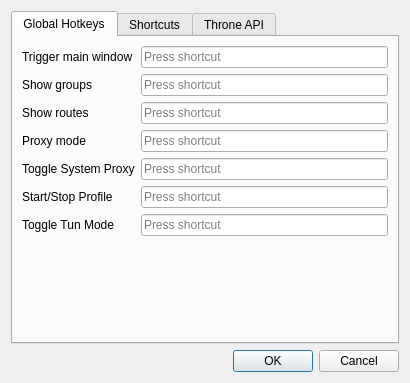
The window that upstream/include/ui/setting/dialog_integration.ui (hopol/throne-mirror) describes before a commit, drawn with Qt 5.
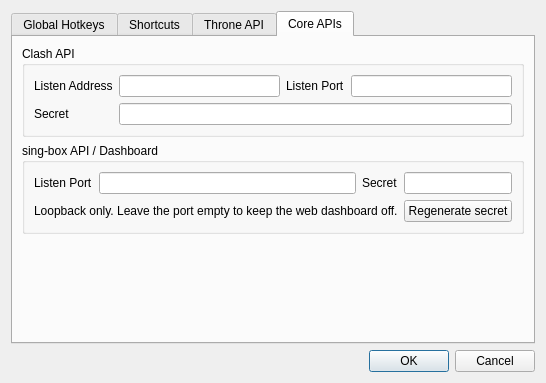
The same window after the commit. The open tabs and pages were chosen to show the change. Custom widgets are drawn as their Qt base class.

```diff
--- a/upstream/include/ui/setting/dialog_integration.ui
+++ b/upstream/include/ui/setting/dialog_integration.ui
@@ -40,7 +40,7 @@
        <item row="1" column="0">
         <widget class="QLabel" name="label_3">
          <property name="text">
-          <string>Show groups</string>
+          <string>Manage groups</string>
          </property>
          <property name="buddy">
           <cstring>show_groups</cstring>
@@ -53,7 +53,7 @@
        <item row="2" column="0">
         <widget class="QLabel" name="label_4">
          <property name="text">
-          <string>Show routes</string>
+          <string>Open Routing Settings</string>
          </property>
          <property name="buddy">
           <cstring>show_routes</cstring>
@@ -79,7 +79,7 @@
        <item row="4" column="0">
         <widget class="QLabel" name="toggle_proxy_l">
          <property name="text">
-          <string>Toggle System Proxy</string>
+          <string>Toggle system proxy</string>
          </property>
          <property name="buddy">
           <cstring>toggle_proxy</cstring>
@@ -105,7 +105,7 @@
        <item row="6" column="0">
         <widget class="QLabel" name="toggle_tun_l">
          <property name="text">
-          <string>Toggle Tun Mode</string>
+          <string>Toggle Tun mode</string>
          </property>
          <property name="buddy">
           <cstring>toggle_tun</cstring>
@@ -363,6 +363,108 @@
        </item>
       </layout>
      </widget>
+     <widget class="QWidget" name="tab_core_apis">
+      <attribute name="title">
+       <string>Core APIs</string>
+      </attribute>
+      <layout class="QVBoxLayout" name="coreApisLayout">
+       <item>
+        <widget class="QGroupBox" name="clash_api_box">
+         <property name="title">
+          <string>Clash API</string>
+         </property>
+         <layout class="QGridLayout" name="gridLayout_clash_api">
+          <item row="0" column="0">
+           <widget class="QLabel" name="core_box_clash_listen_addr_l">
+            <property name="text">
+             <string>Listen Address</string>
+            </property>
+           </widget>
+          </item>
+          <item row="0" column="1">
+           <widget class="MyLineEdit" name="core_box_clash_listen_addr"/>
+          </item>
+          <item row="0" column="2">
+           <widget class="QLabel" name="core_box_clash_api_l">
+            <property name="text">
+             <string>Listen Port</string>
+            </property>
+           </widget>
+          </item>
+          <item row="0" column="3">
+           <widget class="MyLineEdit" name="core_box_clash_api"/>
+          </item>
+          <item row="1" column="0">
+           <widget class="QLabel" name="core_box_clash_api_secret_l">
+            <property name="text">
+             <string>Secret</string>
+            </property>
+           </widget>
+          </item>
+          <item row="1" column="1" colspan="3">
+           <widget class="MyLineEdit" name="core_box_clash_api_secret"/>
+          </item>
+         </layout>
+        </widget>
+       </item>
+       <item>
+        <widget class="QGroupBox" name="api_service_box">
+         <property name="title">
+          <string>sing-box API / Dashboard</string>
+         </property>
+         <layout class="QGridLayout" name="gridLayout_api_service">
+          <item row="0" column="0">
+           <widget class="QLabel" name="core_box_api_port_l">
+            <property name="text">
+             <string>Listen Port</string>
+            </property>
+           </widget>
+          </item>
+          <item row="0" column="1">
+           <widget class="MyLineEdit" name="core_box_api_port"/>
+          </item>
+          <item row="0" column="2">
+           <widget class="QLabel" name="core_box_api_secret_l">
+            <property name="text">
+             <string>Secret</string>
+            </property>
+           </widget>
+          </item>
+          <item row="0" column="3">
+           <widget class="MyLineEdit" name="core_box_api_secret"/>
+          </item>
+          <item row="1" column="0" colspan="3">
+           <widget class="QLabel" name="core_box_api_hint">
+            <property name="text">
+             <string>Loopback only. Leave the port empty to keep the web dashboard off.</string>
+            </property>
+           </widget>
+          </item>
+          <item row="1" column="3">
+           <widget class="QPushButton" name="core_box_api_regen">
+            <property name="text">
+             <string>Regenerate secret</string>
+            </property>
+           </widget>
+          </item>
+         </layout>
+        </widget>
+       </item>
+       <item>
+        <spacer name="coreApisSpacer">
+         <property name="orientation">
+          <enum>Qt::Orientation::Vertical</enum>
+         </property>
+         <property name="sizeHint" stdset="0">
+          <size>
+           <width>20</width>
+           <height>40</height>
+          </size>
+         </property>
+        </spacer>
+       </item>
+      </layout>
+     </widget>
     </widget>
    </item>
    <item>
@@ -383,6 +485,11 @@
    <extends>QKeySequenceEdit</extends>
    <header>3rdparty/QtExtKeySequenceEdit.h</header>
   </customwidget>
+  <customwidget>
+   <class>MyLineEdit</class>
+   <extends>QLineEdit</extends>
+   <header>include/ui/utils/MyLineEdit.h</header>
+  </customwidget>
  </customwidgets>
  <tabstops>
   <tabstop>buttonBox</tabstop>
```
Left out of the diff: 2 changed lines with no effect on the pictures.
